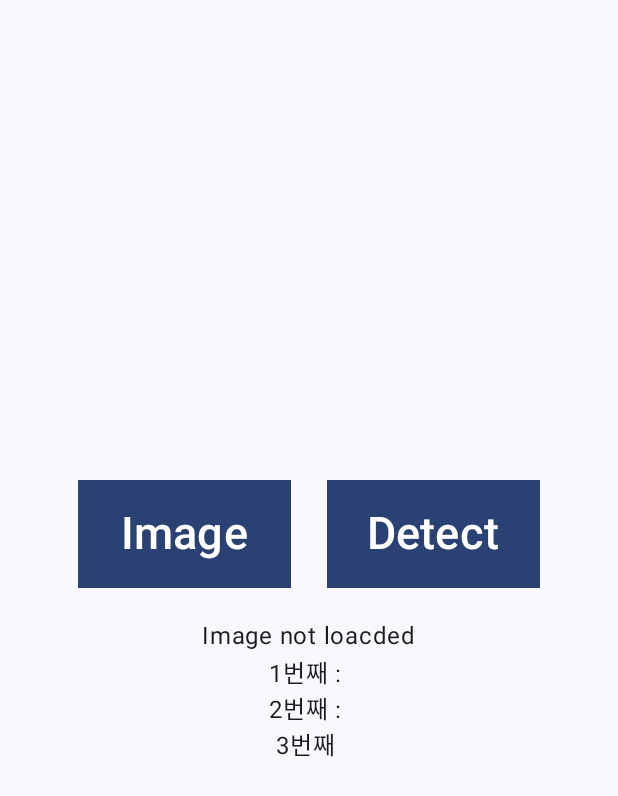
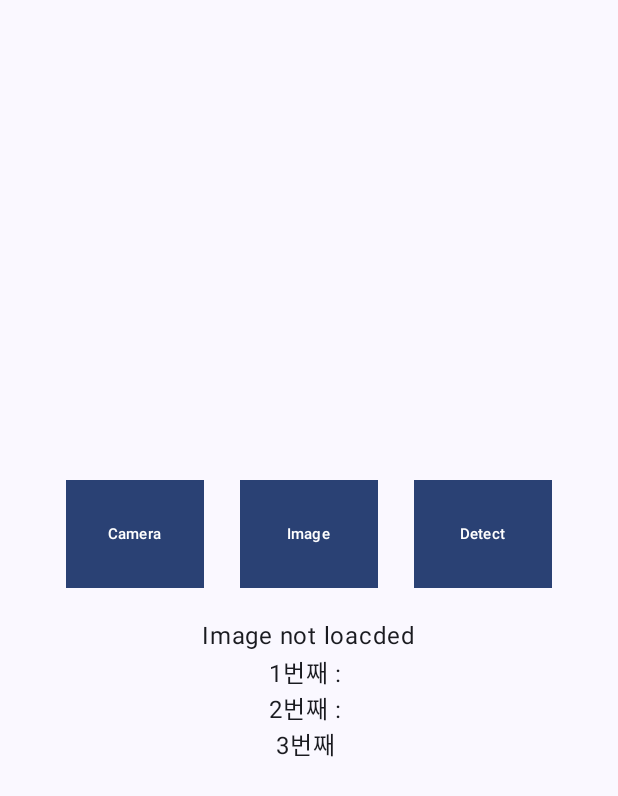
Before and after one commit to narang-geti/geti-project-naranggeti, an Android app built with Jetpack Compose: the DetectScreen screen opened through its navigation route, on a phone screen of 412 x 824 dp. Shown: the top 796 px of the screen. Run offline under Robolectric (Android 15) with nearby library versions, the light colour scheme and no system bars; libraries missing offline, so code that uses them is left out: com.google.firebase.ml, org.tensorflow.lite; 3 statements that could not run were skipped.

Commit message:
Camera , Image button edit

```diff
--- a/app/src/main/java/com/app/getiproject_naranggeti/DetectScreen.kt
+++ b/app/src/main/java/com/app/getiproject_naranggeti/DetectScreen.kt
@@ -1,5 +1,8 @@
 package com.app.getiproject_naranggeti
 
+import android.content.ContentValues
+import android.content.Context
+import android.content.Intent
 import androidx.compose.foundation.Image
 import androidx.compose.foundation.layout.*
 import androidx.compose.material3.*
@@ -21,12 +24,19 @@ import java.nio.ByteBuffer
 import java.nio.ByteOrder
 import android.graphics.Bitmap
 import android.graphics.BitmapFactory
+import android.net.Uri
+import android.provider.MediaStore
+import androidx.activity.compose.rememberLauncherForActivityResult
+import androidx.activity.result.PickVisualMediaRequest
+import androidx.activity.result.contract.ActivityResultContracts
 import androidx.compose.ui.Alignment
 import androidx.compose.ui.graphics.RectangleShape
+import androidx.compose.ui.graphics.asImageBitmap
 import androidx.compose.ui.platform.LocalContext
 import androidx.core.graphics.blue
 import androidx.core.graphics.green
 import androidx.core.graphics.red
+import java.io.FileNotFoundException
 
 @Composable
 fun DetectScreen(navController: NavController) {
@@ -44,6 +54,36 @@ fun DetectScreen(navController: NavController) {
         BitmapFactory.decodeResource(context.resources, R.drawable.apple)
     val bitmapFromResource3: Bitmap =
         BitmapFactory.decodeResource(context.resources, R.drawable.plastic)
+
+    var selectUri by remember {
+        mutableStateOf<Uri?>(null)
+    }
+    // 기본 사진 앱 비트맵 객체
+    var takenPhoto by remember {
+        mutableStateOf<Bitmap?>(null)
+    }
+    // 갤러리 이미지 런쳐
+    val launcher = rememberLauncherForActivityResult(
+        contract = ActivityResultContracts.PickVisualMedia(),
+        onResult = { uri ->
+            selectUri = uri
+            takenPhoto = null
+        }
+    )
+    // 비트맵 변환 변수
+    val bitmap: Bitmap? = selectUri?.let { uriToBitmap(it, context) } ?: takenPhoto
+    // 이미지 == null일 때 이미지
+    val resources = context.resources
+//    val defaultImageBitmap =
+//        BitmapFactory.decodeResource(resources, R.drawable.no_image).asImageBitmap()
+    // 카메라 이미지 런쳐
+    val cameraLauncher = rememberLauncherForActivityResult(
+        contract = ActivityResultContracts.TakePicturePreview(),
+        onResult = { photo ->
+            takenPhoto = photo
+            selectUri = bitmapToUri(context, takenPhoto!!)
+        }
+    )
 
     DisposableEffect(Unit) {
         val modelConditions = CustomModelDownloadConditions.Builder()
@@ -143,16 +183,32 @@ fun DetectScreen(navController: NavController) {
         ) {
             Row {
                 Button(
-                    onClick = { /*TODO*/ },
+                    onClick = { cameraLauncher.launch(null) },
                     modifier = Modifier
-                        .width(150.dp)
+                        .width(100.dp)
+                        .height(80.dp)
+                        .padding(4.dp),
+                    shape = RectangleShape
+                ) {
+                    Text(
+                        text = "Camera",
+                        fontSize = 10.sp
+                    )
+                }
+
+                Spacer(modifier = Modifier.width(16.dp))
+
+                Button(
+                    onClick = { launcher.launch(PickVisualMediaRequest(ActivityResultContracts.PickVisualMedia.ImageOnly)) },
+                    modifier = Modifier
+                        .width(100.dp)
                         .height(80.dp)
                         .padding(4.dp),
                     shape = RectangleShape
                 ) {
                     Text(
                         text = "Image",
-                        fontSize = 30.sp
+                        fontSize = 10.sp
                     )
                 }
 
@@ -161,14 +217,14 @@ fun DetectScreen(navController: NavController) {
                 Button(
                     onClick = { /*TODO*/ },
                     modifier = Modifier
-                        .width(150.dp)
+                        .width(100.dp)
                         .height(80.dp)
                         .padding(4.dp),
                     shape = RectangleShape
                 ) {
                     Text(
                         text = "Detect",
-                        fontSize = 30.sp
+                        fontSize = 10.sp
                     )
                 }
             }
@@ -222,8 +278,36 @@ private fun preprocessImage(inputBitmap: Bitmap): ByteBuffer {
     }
     return input
 }
+fun uriToBitmap(uri: Uri, context: Context): Bitmap? {
+    return try {
+        val inputStream = context.contentResolver.openInputStream(uri)
+        BitmapFactory.decodeStream(inputStream)
+    } catch (e: FileNotFoundException) {
+        e.printStackTrace()
+        null
+    }
+}
 
+fun bitmapToUri(context: Context, bitmap: Bitmap): Uri? {
+    val contentValues = ContentValues().apply {
+        put(MediaStore.Images.Media.MIME_TYPE, "image/jpeg")
+    }
 
+    val uri = context.contentResolver.insert(
+        MediaStore.Images.Media.EXTERNAL_CONTENT_URI,
+        contentValues
+    )
+
+    uri?.let {
+        context.contentResolver.openOutputStream(it).use { outputStream ->
+            if (!bitmap.compress(Bitmap.CompressFormat.JPEG, 90, outputStream!!)) {
+                return null
+            }
+        }
+    }
+
+    return uri
+}
 //
 //@Preview(showBackground = true)
 //@Composable
```
